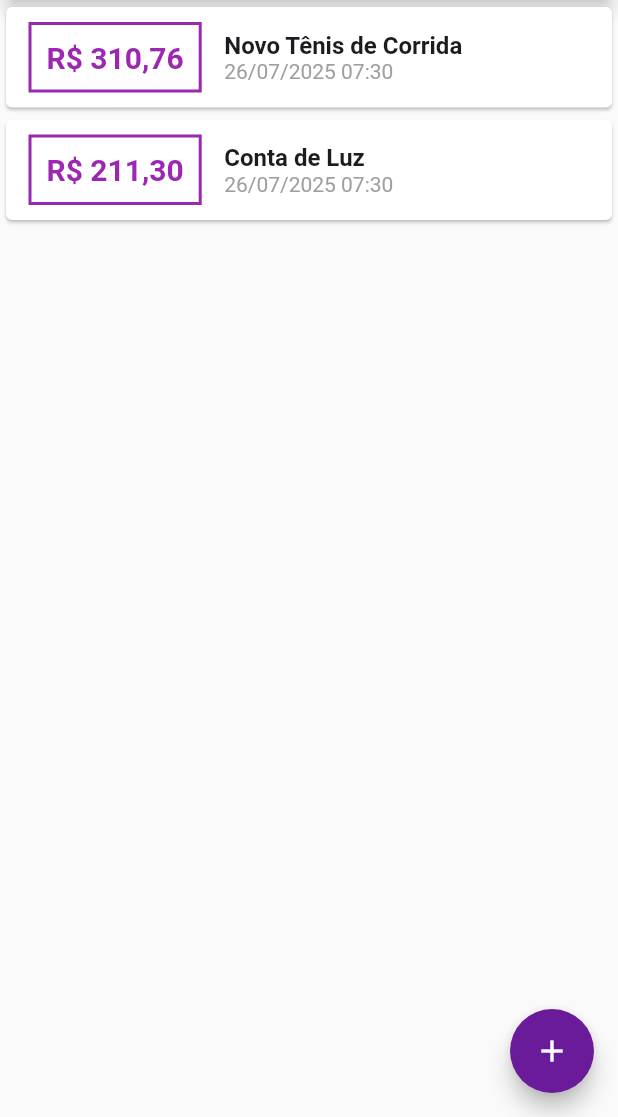
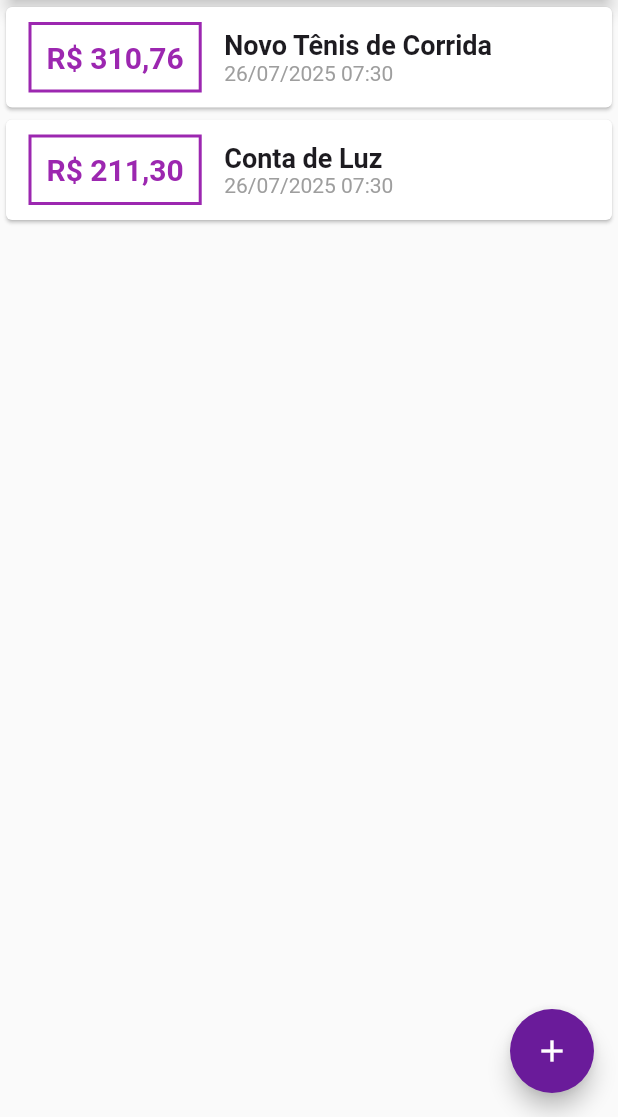
Before and after one commit to VitorLucas98/despesas_pessoais_app, a Flutter app: the screen it shows after launch, on a phone screen of 412 x 824 dp, the part 119-1236 px from its top. Run offline on Flutter 3.47's test engine with Material 3 defaults, Android fonts, the phone set to English and light mode, and no system bars.

```diff
--- a/lib/components/transaction_list.dart
+++ b/lib/components/transaction_list.dart
@@ -15,7 +15,24 @@ class TransactionList extends StatelessWidget {
   Widget build(BuildContext context) {
     return Container(
       height: 300,
-      child: ListView.builder(
+      child:
+          transactions.isEmpty
+              ? Column(
+                children: [
+                  const SizedBox(height: 20),
+                  Text(
+                    'Nenhuma transação cadastrada!',
+                    style: Theme.of(context).textTheme.titleLarge,
+                  ),
+                  const SizedBox(height: 20),
+                  Container(
+                    height: 200,
+                    child: Image.asset('assets/images/waiting.png',
+                     fit: BoxFit.cover),
+                  ),
+                ],
+              )
+              : ListView.builder(
                 itemCount: transactions.length,
                 itemBuilder: (ctx, index) {
                   final tr = transactions[index];
@@ -23,7 +40,10 @@ class TransactionList extends StatelessWidget {
                     child: Row(
                       children: [
                         Container(
-                  margin: EdgeInsets.symmetric(horizontal: 15, vertical: 10),
+                          margin: EdgeInsets.symmetric(
+                            horizontal: 15,
+                            vertical: 10,
+                          ),
                           decoration: BoxDecoration(
                             border: Border.all(color: Colors.purple, width: 2),
                           ),
@@ -43,7 +63,7 @@ class TransactionList extends StatelessWidget {
                             Text(
                               tr.title,
                               style: TextStyle(
-                        fontSize: 16,
+                                fontSize: 18,
                                 fontWeight: FontWeight.bold,
                               ),
                             ),
```
Lines whose indentation alone changed are shown as unchanged.
